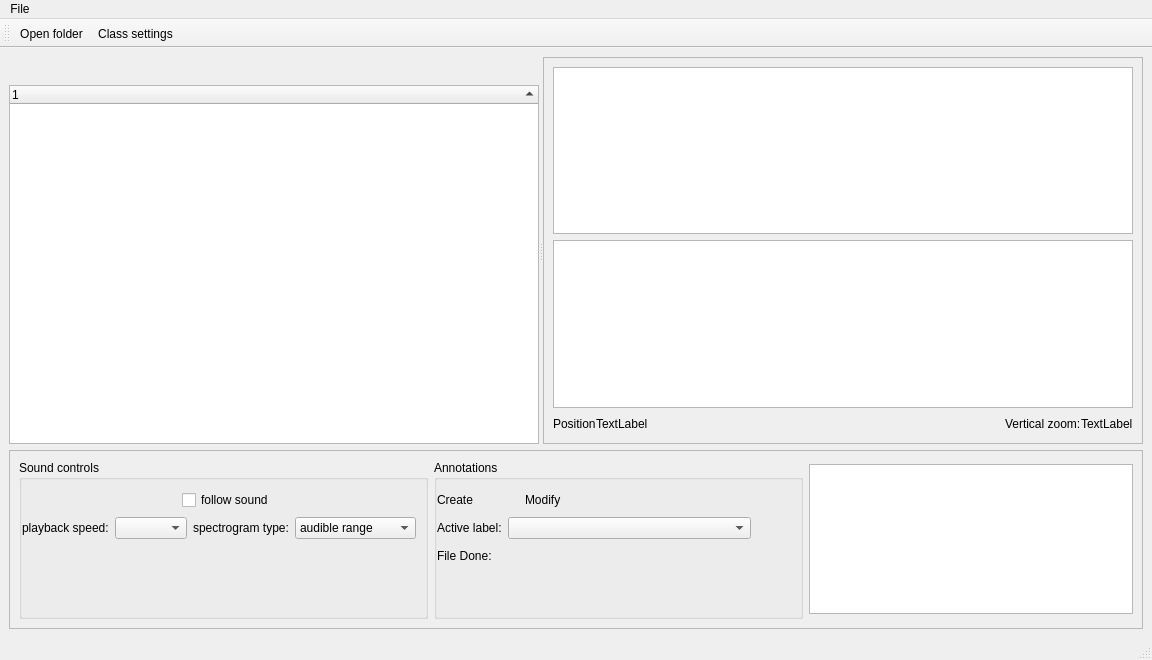
Vin985/AudioTagger, file AudioTagger/audio_tagger.ui: the form before one commit.
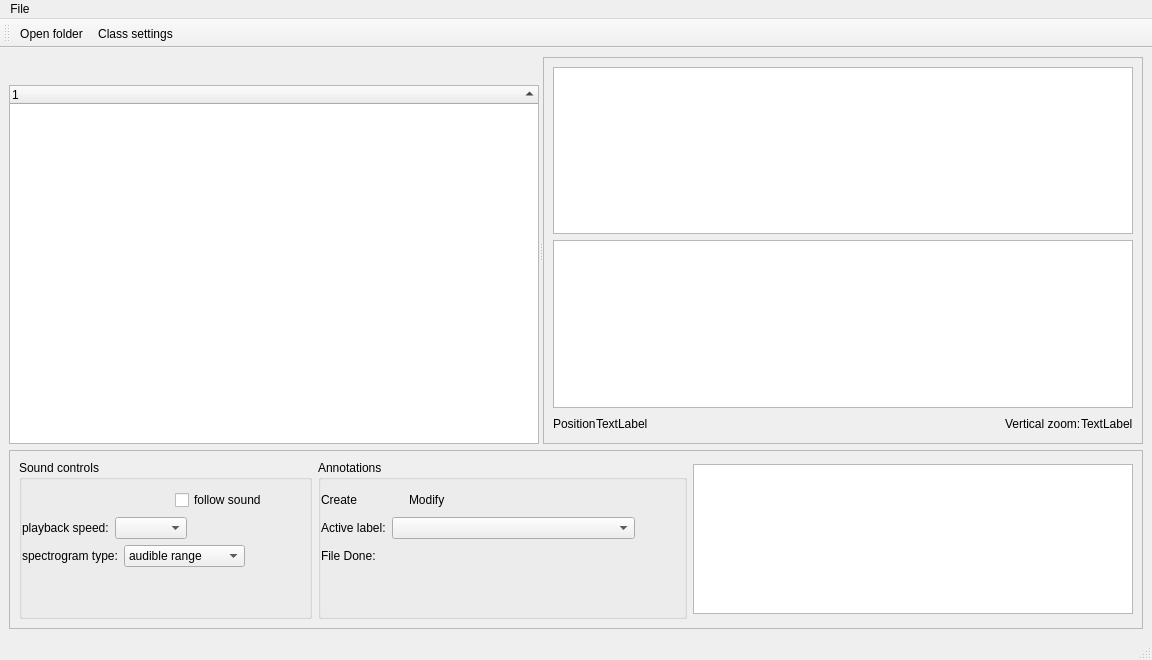
The form after the commit. Icons and pictures are not drawn.

Diff of the .ui file:
```diff
--- a/AudioTagger/audio_tagger.ui
+++ b/AudioTagger/audio_tagger.ui
@@ -331,7 +331,7 @@
        <item row="0" column="0">
         <widget class="QGroupBox" name="groupBox">
          <property name="sizePolicy">
-          <sizepolicy hsizetype="Preferred" vsizetype="Preferred">
+          <sizepolicy hsizetype="Maximum" vsizetype="Preferred">
            <horstretch>2</horstretch>
            <verstretch>0</verstretch>
           </sizepolicy>
@@ -516,6 +516,26 @@
              </widget>
             </item>
             <item>
+             <spacer name="horizontalSpacer_5">
+              <property name="orientation">
+               <enum>Qt::Horizontal</enum>
+              </property>
+              <property name="sizeType">
+               <enum>QSizePolicy::Expanding</enum>
+              </property>
+              <property name="sizeHint" stdset="0">
+               <size>
+                <width>40</width>
+                <height>20</height>
+               </size>
+              </property>
+             </spacer>
+            </item>
+           </layout>
+          </item>
+          <item>
+           <layout class="QHBoxLayout" name="horizontalLayout">
+            <item>
              <widget class="QLabel" name="label_2">
               <property name="sizePolicy">
                <sizepolicy hsizetype="Fixed" vsizetype="Preferred">
@@ -552,12 +572,12 @@
              </widget>
             </item>
             <item>
-             <spacer name="horizontalSpacer_5">
+             <spacer name="horizontalSpacer_8">
               <property name="orientation">
                <enum>Qt::Horizontal</enum>
               </property>
               <property name="sizeType">
-               <enum>QSizePolicy::Preferred</enum>
+               <enum>QSizePolicy::Expanding</enum>
               </property>
               <property name="sizeHint" stdset="0">
                <size>
@@ -588,7 +608,7 @@
        <item row="0" column="1">
         <widget class="QGroupBox" name="groupBox_2">
          <property name="sizePolicy">
-          <sizepolicy hsizetype="Preferred" vsizetype="Preferred">
+          <sizepolicy hsizetype="Maximum" vsizetype="Preferred">
            <horstretch>2</horstretch>
            <verstretch>0</verstretch>
           </sizepolicy>
@@ -833,7 +853,7 @@
                <enum>Qt::Horizontal</enum>
               </property>
               <property name="sizeType">
-               <enum>QSizePolicy::Maximum</enum>
+               <enum>QSizePolicy::Ignored</enum>
               </property>
               <property name="sizeHint" stdset="0">
                <size>
```
